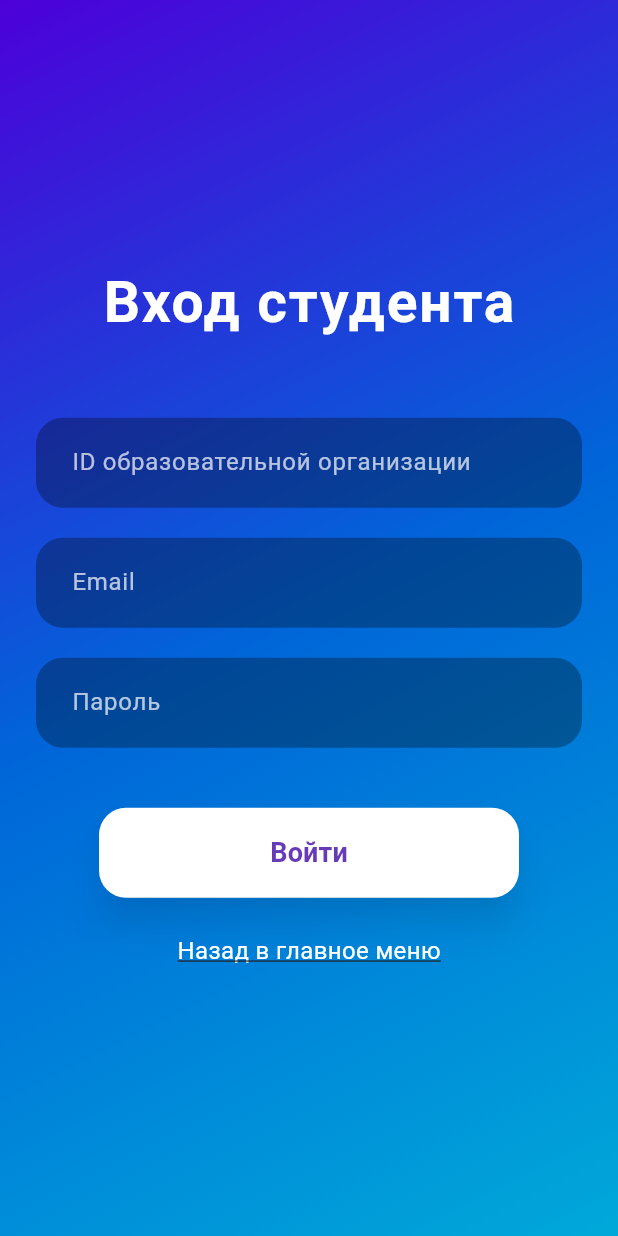
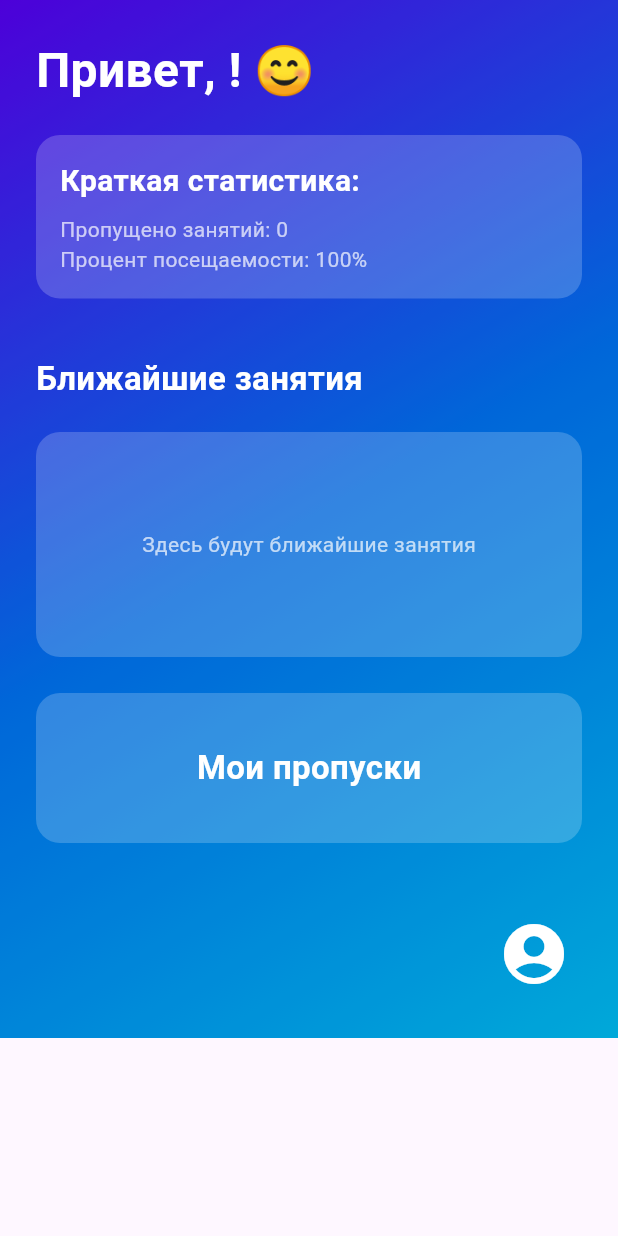
Before and after one commit to lon2graf/EduAtt, a Flutter app: the screen it shows after launch, after a tap on "Войти как студент", after a tap on "Войти", on a phone screen of 412 x 824 dp. Run offline on Flutter 3.47's test engine with Material 3 defaults, Android fonts, the phone set to English and light mode, and no system bars; our stand-ins replace flutter_dotenv, flutter_riverpod, go_router, supabase_flutter; accounts and stored records are empty.

Commit message:
сделал

```diff
--- a/lib/main.dart
+++ b/lib/main.dart
@@ -5,6 +5,7 @@ import 'package:flutter_riverpod/flutter_riverpod.dart';
 import 'package:go_router/go_router.dart';
 import 'package:edu_att/screens/menu_screen.dart';
 import 'package:edu_att/screens/student/login_student_screen.dart';
+import 'package:edu_att/screens/student/home_screen.dart';
 
 void main() async {
   WidgetsFlutterBinding.ensureInitialized();
@@ -23,8 +24,12 @@ void main() async {
     routes: [
       GoRoute(path: '/', builder: (context, state) => const MainMenuScreen()),
       GoRoute(
-        path: '/login/student',
+        path: '/login',
         builder: (context, state) => const StudentLoginScreen(),
+      ),
+      GoRoute(
+        path: '/student/home',
+        builder: (context, state) => const StudentHomeScreen(),
       ),
     ],
   );
--- a/lib/screens/menu_screen.dart
+++ b/lib/screens/menu_screen.dart
@@ -42,7 +42,7 @@ class MainMenuScreen extends StatelessWidget {
                   icon: Icons.school_rounded,
                   title: 'Войти как студент',
                   onPressed: () {
-                    context.go('/login/student');
+                    context.go('/login');
                   },
                 ),
                 const SizedBox(height: 20),
--- /dev/null
+++ b/lib/screens/student/home_screen.dart
@@ -0,0 +1,190 @@
+import 'package:flutter/material.dart';
+import 'package:flutter_riverpod/flutter_riverpod.dart';
+import 'package:edu_att/providers/student_provider.dart';
+import 'package:go_router/go_router.dart';
+
+class StudentHomeScreen extends ConsumerWidget {
+  const StudentHomeScreen({super.key});
+
+  @override
+  Widget build(BuildContext context, WidgetRef ref) {
+    final student = ref.watch(currentStudentProvider);
+
+    return Scaffold(
+      body: Container(
+        width: double.infinity,
+        decoration: const BoxDecoration(
+          gradient: LinearGradient(
+            colors: [
+              Color(0xFF5A00FF), // яркий фиолетовый
+              Color(0xFF0078FF), // насыщенный синий
+              Color(0xFF00C6FF), // голубой оттенок
+            ],
+            begin: Alignment.topLeft,
+            end: Alignment.bottomRight,
+          ),
+        ),
+        child: Container(
+          decoration: BoxDecoration(color: Colors.black.withOpacity(0.15)),
+          child: SafeArea(
+            child: RefreshIndicator(
+              onRefresh: () async {
+                // В будущем: вызов метода провайдера для обновления данных
+                await Future.delayed(const Duration(seconds: 1));
+              },
+              child: SingleChildScrollView(
+                physics: const AlwaysScrollableScrollPhysics(),
+                padding: const EdgeInsets.all(24),
+                child: Column(
+                  crossAxisAlignment: CrossAxisAlignment.start,
+                  children: [
+                    // Приветствие с смайликом
+                    Row(
+                      children: [
+                        Text(
+                          'Привет, ${student?.name ?? 'Студент'}! ',
+                          style: const TextStyle(
+                            color: Colors.white,
+                            fontSize: 32,
+                            fontWeight: FontWeight.bold,
+                          ),
+                        ),
+                        const Text('😊', style: TextStyle(fontSize: 32)),
+                      ],
+                    ),
+                    const SizedBox(height: 20),
+
+                    // Краткая статистика посещаемости (заглушка)
+                    Container(
+                      width: double.infinity,
+                      padding: const EdgeInsets.all(16),
+                      decoration: BoxDecoration(
+                        color: Colors.white.withOpacity(0.2),
+                        borderRadius: BorderRadius.circular(16),
+                      ),
+                      child: Column(
+                        crossAxisAlignment: CrossAxisAlignment.start,
+                        children: const [
+                          Text(
+                            'Краткая статистика:',
+                            style: TextStyle(
+                              color: Colors.white,
+                              fontSize: 20,
+                              fontWeight: FontWeight.bold,
+                            ),
+                          ),
+                          SizedBox(height: 8),
+                          Text(
+                            'Пропущено занятий: 0',
+                            style: TextStyle(color: Colors.white70),
+                          ),
+                          Text(
+                            'Процент посещаемости: 100%',
+                            style: TextStyle(color: Colors.white70),
+                          ),
+                        ],
+                      ),
+                    ),
+
+                    const SizedBox(height: 30),
+
+                    // Ближайшие занятия (заглушка)
+                    _buildSectionTitle('Ближайшие занятия'),
+                    Container(
+                      width: double.infinity,
+                      height: 150,
+                      margin: const EdgeInsets.symmetric(vertical: 12),
+                      decoration: BoxDecoration(
+                        color: Colors.white.withOpacity(0.2),
+                        borderRadius: BorderRadius.circular(16),
+                      ),
+                      child: const Center(
+                        child: Text(
+                          'Здесь будут ближайшие занятия',
+                          style: TextStyle(color: Colors.white70),
+                        ),
+                      ),
+                    ),
+
+                    // Мои пропуски (кнопка ниже)
+                    _buildSectionButton(
+                      context,
+                      title: 'Мои пропуски',
+                      onTap: () {
+                        // В будущем: переход на экран статистики пропусков
+                        context.go('/my-misses');
+                      },
+                    ),
+
+                    const SizedBox(height: 30),
+
+                    // Иконка профиля
+                    Row(
+                      mainAxisAlignment: MainAxisAlignment.end,
+                      children: [
+                        IconButton(
+                          onPressed: () {
+                            // В будущем: переход на экран профиля
+                            context.go('/profile');
+                          },
+                          icon: const Icon(
+                            Icons.account_circle_rounded,
+                            size: 48,
+                            color: Colors.white,
+                          ),
+                        ),
+                      ],
+                    ),
+                  ],
+                ),
+              ),
+            ),
+          ),
+        ),
+      ),
+    );
+  }
+
+  Widget _buildSectionTitle(String title) {
+    return Padding(
+      padding: const EdgeInsets.symmetric(vertical: 8),
+      child: Text(
+        title,
+        style: const TextStyle(
+          color: Colors.white,
+          fontSize: 22,
+          fontWeight: FontWeight.bold,
+        ),
+      ),
+    );
+  }
+
+  Widget _buildSectionButton(
+    BuildContext context, {
+    required String title,
+    required VoidCallback onTap,
+  }) {
+    return GestureDetector(
+      onTap: onTap,
+      child: Container(
+        width: double.infinity,
+        height: 100,
+        margin: const EdgeInsets.symmetric(vertical: 12),
+        decoration: BoxDecoration(
+          color: Colors.white.withOpacity(0.2),
+          borderRadius: BorderRadius.circular(16),
+        ),
+        child: Center(
+          child: Text(
+            title,
+            style: const TextStyle(
+              color: Colors.white,
+              fontSize: 22,
+              fontWeight: FontWeight.bold,
+            ),
+          ),
+        ),
+      ),
+    );
+  }
+}
--- a/lib/screens/student/login_student_screen.dart
+++ b/lib/screens/student/login_student_screen.dart
@@ -138,6 +138,15 @@ class StudentLoginScreen extends ConsumerWidget {
 
           if (success && context.mounted) {
             print("кнопка тыкнут и саксекс");
+
+            final student = ref.watch(currentStudentProvider);
+
+            if (student != null && !student.isHeadman) {
+              context.go('/student/home');
+            } else {
+              print("староста");
+              context.go('');
+            }
           } else {
             ScaffoldMessenger.of(
               context,
```
